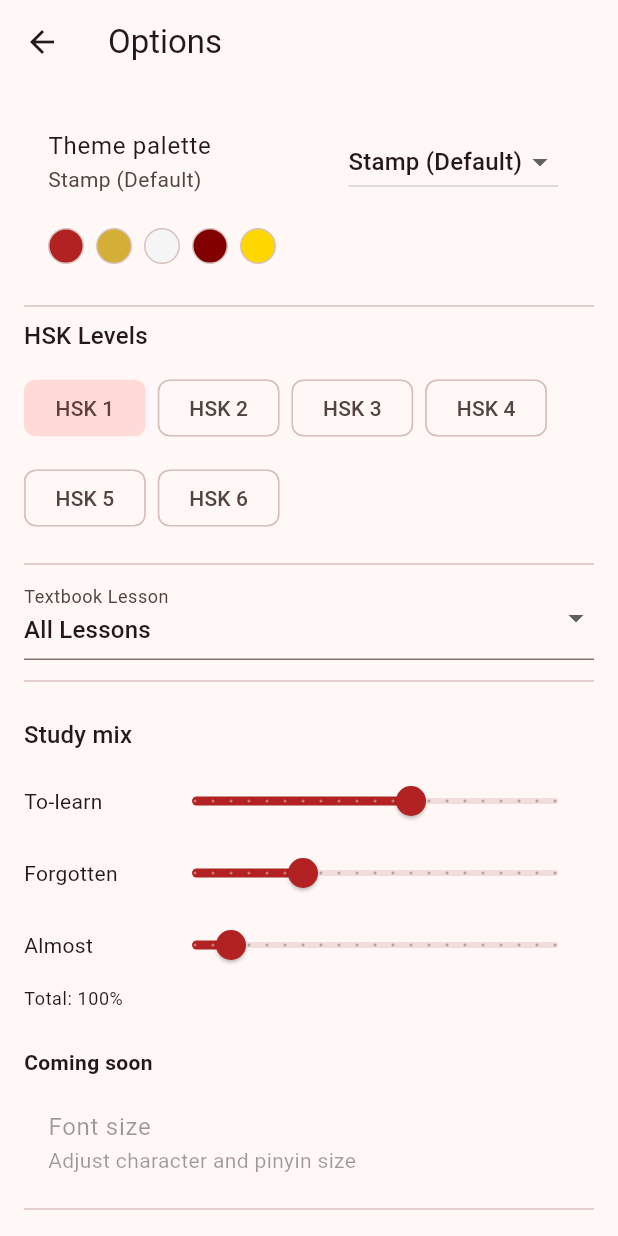
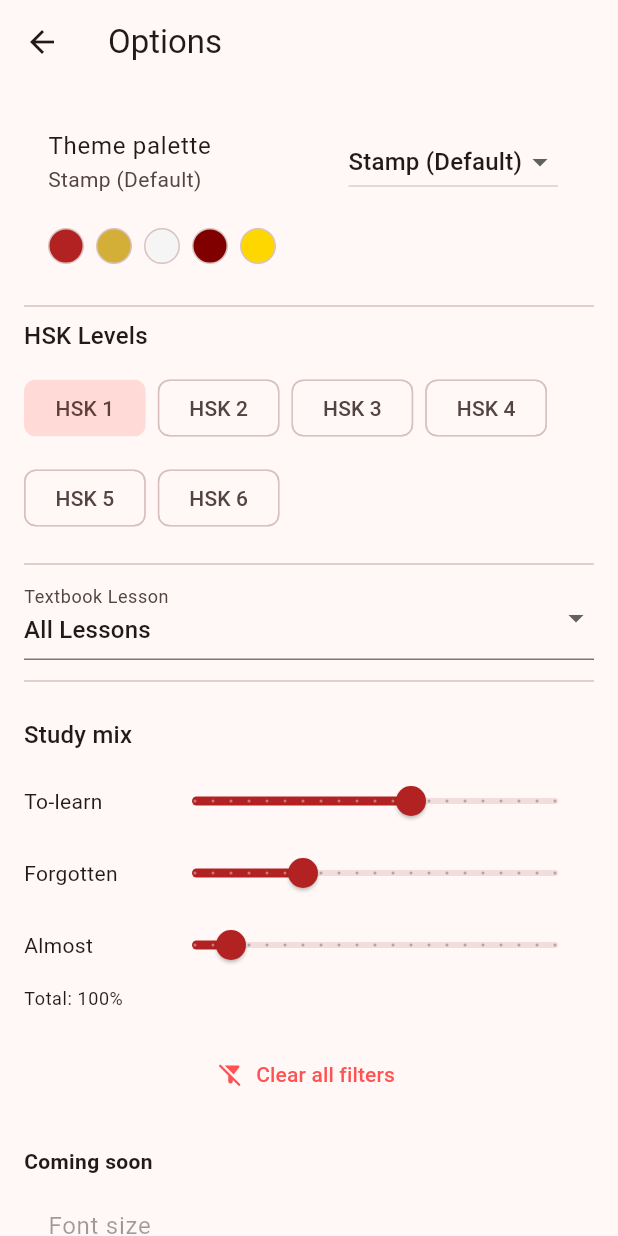
Before and after one commit to davidhthe2nd/mandarin-flashcards, a Flutter app: the screen it shows after launch, after a tap on "Settings", on a phone screen of 412 x 824 dp. Run offline on Flutter 3.47's test engine with Material 3 defaults, Android fonts, the phone set to English and light mode, and no system bars; our stand-ins replace audioplayers, go_router, hive, hive_flutter; accounts and stored records are empty.

Commit message:
Parse lesson tags, filter decks, and UI tweaks
Add explicit lesson integer to Flashcard and parse lesson numbers from tag strings (e.g. "lesson5"). Update Flashcard.fromMap to normalize tags, parse HSK as int, and provide a helper to extract lesson numbers. Improve DeckLoader CSV handling by mapping headers to columns, building tag lists, extracting lessonNumber for each card, and fixing a missing-brace logic bug. In DeckState.loadSource apply filtering for HSK levels and textbook lessons using OptionsState, rebuild the due queue, and ensure listeners are notified after loading. Add clearAllFilters() to OptionsState to reset HSK and lesson selections. Small UI updates: menu card titles/subtitles adjusted, add an enabled property to menu cards, and add a "Clear all filters" button on the Options screen. Overall these changes enable lesson-based textbook filtering and make CSV -> model mapping more robust.

```diff
--- a/mandarin_flashcards/lib/services/deck_loader.dart
+++ b/mandarin_flashcards/lib/services/deck_loader.dart
@@ -35,14 +35,23 @@ class DeckLoader {
     final line = lines[i].trim();
     if (line.isEmpty) continue;
 
-      // Simple comma split (Note: doesn't handle commas inside quotes,
-      // which is why we removed them from your examples)
     final cols = line.split(',');
-
     final map = <String, String>{};
     for (int j = 0; j < headers.length && j < cols.length; j++) {
       map[headers[j].trim()] = cols[j].trim();
     }
+
+    final rawTags = map['tags'] ?? '';
+    final tagsList = rawTags.split(';').where((t) => t.isNotEmpty).toList();
+
+    int lessonNumber = 0;
+    for (var tag in tagsList) {
+      final match = RegExp(r'lesson(\d+)').firstMatch(tag.toLowerCase());
+      if (match != null) {
+        lessonNumber = int.parse(match.group(1)!);
+        break;
+      }
+    } // <--- THIS BRACE WAS MISSING
 
     cards.add(Flashcard(
       id: map['id'] ?? '',
@@ -55,9 +64,10 @@ class DeckLoader {
       examplePinyin: map['examplePinyin'] ?? '',
       exampleES: map['exampleES'] ?? '',
       hsk: int.tryParse(map['hsk'] ?? '1') ?? 1,
-        tags: (map['tags'] ?? '').split(';').where((t) => t.isNotEmpty).toList(),
+      tags: tagsList,
+      lesson: lessonNumber,
     ));
-    }
+  } // <--- END OF THE MAIN FOR LOOP
   return Deck(cards);
 }
 
--- a/mandarin_flashcards/lib/state/deck_state.dart
+++ b/mandarin_flashcards/lib/state/deck_state.dart
@@ -205,25 +205,33 @@ class DeckState extends ChangeNotifier {
   _setBusy(true);
   _currentSource = source;
 
-    // Determine path based on selection
   final String assetPath = (source == DeckSource.hsk)
       ? 'assets/decks/hsk_master.csv'
       : 'assets/decks/textbook_master.csv';
 
   try {
     final deck = await DeckLoader.loadFromAsset(assetPath);
-      _all = deck.cards;
+    _all = deck.cards; // All cards from the file
 
-      // Filter by HSK if in HSK mode, or keep full list for Textbook
+    // --- APPLY FILTERS ---
     if (source == DeckSource.hsk) {
-        _applyHSKFilter(opts.hskLevels);
+      // Use the HSK levels set from Options
+      _pool = _all.where((c) => opts.hskLevels.contains(c.hsk)).toList();
+    } else if (source == DeckSource.textbook) {
+      // Use the Lesson integer we just added to the model
+      _pool = _all.where((c) {
+        if (opts.selectedLesson == 0) return true; // 0 = "All Lessons"
+        return c.lesson == opts.selectedLesson;
+      }).toList();
     } else {
-        _pool = _all; // Show all textbook cards by default
+      _pool = _all;
     }
 
+    _t('Filtered pool size: ${_pool.length}');
     rebuildDueQueueWeighted(target: opts.dailyTarget);
   } finally {
     _setBusy(false);
+    notifyListeners();
   }
 }
 
--- a/mandarin_flashcards/lib/state/options_state.dart
+++ b/mandarin_flashcards/lib/state/options_state.dart
@@ -179,4 +179,15 @@ Future<void> setSelectedLesson(int lesson) async {
   notifyListeners();
 }
 
+Future<void> clearAllFilters() async {
+  _hskLevels.clear();
+  _hskLevels.add(1); // Default back to HSK 1
+  _selectedLesson = 0; // Default back to All Lessons
+
+  await _box.put(kHSKLevelsKey, [1]);
+  await _box.put('selectedLesson', 0);
+
+  notifyListeners();
 }
+
+}
--- a/mandarin_flashcards/lib/ui/screens/menu_screen.dart
+++ b/mandarin_flashcards/lib/ui/screens/menu_screen.dart
@@ -72,26 +72,24 @@ Widget build(BuildContext context) {
 
                     // --- BUTTONS (Removed 'const' from parent to allow theme lookup) ---
                     _MenuCard(
-                      title: "HSK Study",
-                      subtitle: "Levels 1-3 • ${deck.totalToday} due",
+                      title: "Practice 20 HSK words",
+                      subtitle: "Levels 1-3 • Random Selection",
                       icon: Icons.school_rounded,
+                      enabled: !deck.isBusy, // New property
                       onTap: () async {
                         await deck.loadSource(DeckSource.hsk, opts);
-                        if (context.mounted) {
-                          Navigator.push(context, MaterialPageRoute(builder: (_) => const LearnScreen()));
-                        }
+                        if (context.mounted) Navigator.push(context, MaterialPageRoute(builder: (_) => const LearnScreen()));
                       },
                     ),
                     const SizedBox(height: 16),
                     _MenuCard(
-                      title: "Textbook",
-                      subtitle: "Classroom Master",
+                      title: "Practice Textbook Words",
+                      subtitle: "Random selection or by lesson",
                       icon: Icons.menu_book_rounded, // Fixed name
                       onTap: () async {
-                        await deck.loadSource(DeckSource.textbook, opts);
-                        if (context.mounted) {
-                          Navigator.push(context, MaterialPageRoute(builder: (_) => const LearnScreen()));
-                        }
+                        // Always reload source to apply current filters before entering LearnScreen
+                        await deck.loadSource(DeckSource.hsk, opts);
+                        if (context.mounted) Navigator.push(context, MaterialPageRoute(builder: (_) => const LearnScreen()));
                       },
                     ),
                     const SizedBox(height: 16),
@@ -118,8 +116,9 @@ class _MenuCard extends StatelessWidget {
   final String subtitle;
   final IconData icon;
   final VoidCallback onTap;
+  final bool enabled;
 
-  const _MenuCard({required this.title, required this.subtitle, required this.icon, required this.onTap});
+  const _MenuCard({required this.title, required this.subtitle, required this.icon, required this.onTap, this.enabled = true,});
 
   @override
   Widget build(BuildContext context) {
--- a/mandarin_flashcards/lib/ui/screens/options_screen.dart
+++ b/mandarin_flashcards/lib/ui/screens/options_screen.dart
@@ -204,6 +204,15 @@ class OptionsScreen extends StatelessWidget {
             ),
           ),
 
+
+          const SizedBox(height: 18),
+          TextButton.icon(
+            onPressed: () => opts.clearAllFilters(),
+            icon: const Icon(Icons.filter_alt_off_rounded),
+            label: const Text("Clear all filters"),
+            style: TextButton.styleFrom(foregroundColor: Colors.redAccent),
+          ),
+
           const SizedBox(height: 24),
           const Text(
             'Coming soon',
```
Also changed, not shown: mandarin_flashcards/lib/models/flashcard.dart (+25 -9 lines). Lines whose indentation alone changed are shown as unchanged.
